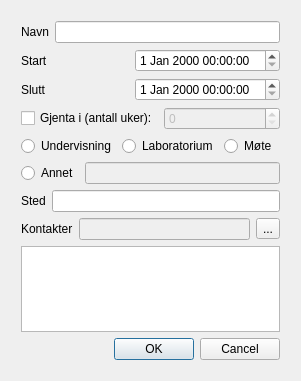
This is appointmentui.ui in ArcticFqx/QTSkoleProsjekt as Qt 5 draws it before an edit. The edited form follows.
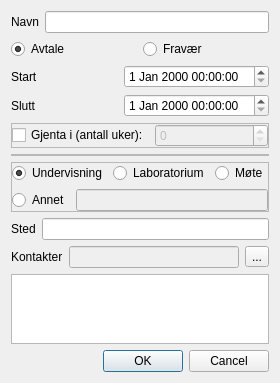
This is the edited form.

Diff of the .ui file:
```diff
--- a/appointmentui.ui
+++ b/appointmentui.ui
@@ -9,22 +9,15 @@
    <rect>
     <x>0</x>
     <y>0</y>
-    <width>301</width>
-    <height>381</height>
+    <width>254</width>
+    <height>378</height>
    </rect>
   </property>
   <property name="windowTitle">
    <string>Form</string>
   </property>
-  <widget class="QWidget" name="layoutWidget">
-   <property name="geometry">
-    <rect>
-     <x>10</x>
-     <y>10</y>
-     <width>281</width>
-     <height>361</height>
-    </rect>
-   </property>
+  <layout class="QVBoxLayout" name="verticalLayout_3">
+   <item>
    <layout class="QVBoxLayout" name="verticalLayout_2">
     <item>
      <layout class="QHBoxLayout" name="horizontalLayout_2">
@@ -40,6 +33,27 @@
       </item>
      </layout>
     </item>
+     <item>
+      <layout class="QHBoxLayout" name="horizontalLayout_9">
+       <item>
+        <widget class="QRadioButton" name="radioAvtale">
+         <property name="text">
+          <string>Avtale</string>
+         </property>
+         <property name="checked">
+          <bool>true</bool>
+         </property>
+        </widget>
+       </item>
+       <item>
+        <widget class="QRadioButton" name="radioFravaer">
+         <property name="text">
+          <string>Fravær</string>
+         </property>
+        </widget>
+       </item>
+      </layout>
+     </item>
     <item>
      <layout class="QHBoxLayout" name="horizontalLayout_5">
       <item>
@@ -69,6 +83,18 @@
      </layout>
     </item>
     <item>
+      <widget class="QFrame" name="frameGjenta">
+       <property name="frameShape">
+        <enum>QFrame::StyledPanel</enum>
+       </property>
+       <property name="frameShadow">
+        <enum>QFrame::Raised</enum>
+       </property>
+       <layout class="QVBoxLayout" name="verticalLayout">
+        <property name="margin">
+         <number>0</number>
+        </property>
+        <item>
      <layout class="QHBoxLayout" name="horizontalLayout_8">
       <item>
        <widget class="QCheckBox" name="repeatCheckBox">
@@ -86,6 +112,36 @@
       </item>
      </layout>
     </item>
+       </layout>
+      </widget>
+     </item>
+     <item>
+      <widget class="QFrame" name="frame_2">
+       <property name="frameShape">
+        <enum>QFrame::StyledPanel</enum>
+       </property>
+       <property name="frameShadow">
+        <enum>QFrame::Raised</enum>
+       </property>
+       <layout class="QHBoxLayout" name="horizontalLayout_10">
+        <property name="margin">
+         <number>0</number>
+        </property>
+       </layout>
+      </widget>
+     </item>
+     <item>
+      <widget class="QFrame" name="frame">
+       <property name="frameShape">
+        <enum>QFrame::StyledPanel</enum>
+       </property>
+       <property name="frameShadow">
+        <enum>QFrame::Raised</enum>
+       </property>
+       <layout class="QVBoxLayout" name="verticalLayout_4">
+        <property name="margin">
+         <number>0</number>
+        </property>
     <item>
      <layout class="QHBoxLayout" name="horizontalLayout_7">
       <item>
@@ -93,6 +149,9 @@
         <property name="text">
          <string>Undervisning</string>
         </property>
+            <property name="checked">
+             <bool>true</bool>
+            </property>
        </widget>
       </item>
       <item>
@@ -112,8 +171,6 @@
      </layout>
     </item>
     <item>
-     <layout class="QVBoxLayout" name="verticalLayout">
-      <item>
        <layout class="QHBoxLayout" name="horizontalLayout">
         <item>
          <widget class="QRadioButton" name="radioAnnet">
@@ -132,6 +189,7 @@
        </layout>
       </item>
      </layout>
+      </widget>
     </item>
     <item>
      <layout class="QHBoxLayout" name="horizontalLayout_4">
@@ -192,7 +250,10 @@
      </widget>
     </item>
    </layout>
-  </widget>
+   </item>
+  </layout>
+  <zorder>layoutWidget</zorder>
+  <zorder></zorder>
  </widget>
  <layoutdefault spacing="6" margin="11"/>
  <resources/>
```
Left out of the diff: 21 changed lines with no effect on the pictures. Lines whose indentation alone changed are shown as unchanged.
